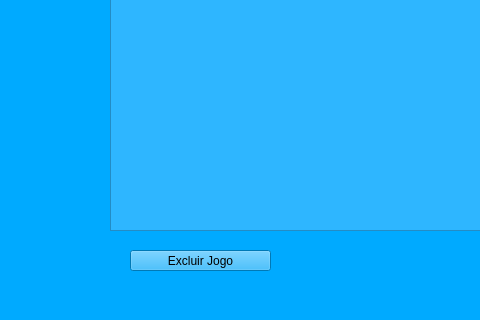
Above: lista_de_jogos.ui from CesarOli/cadastro_de_jogos_e_plataformas before the change; both pictures show x 0 to 480 and y 220 to 540 of the 673 by 540 pixel window. Below: the same form after it.
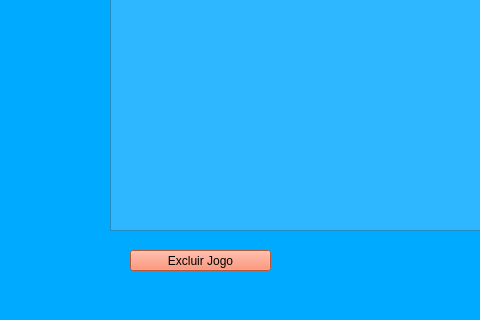
That is the form after the change.

Commit message: Colorindo botao excluir.

The edit to the form file:
```diff
--- a/lista_de_jogos.ui
+++ b/lista_de_jogos.ui
@@ -158,6 +158,9 @@
       <height>21</height>
      </rect>
     </property>
+    <property name="styleSheet">
+     <string notr="true">background-color: rgb(255, 120, 79);</string>
+    </property>
     <property name="text">
      <string>Excluir Jogo</string>
     </property>
```
